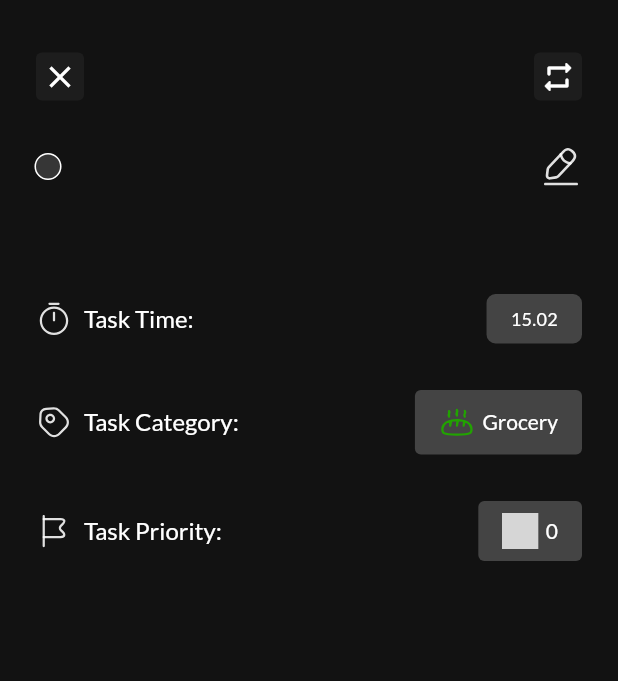
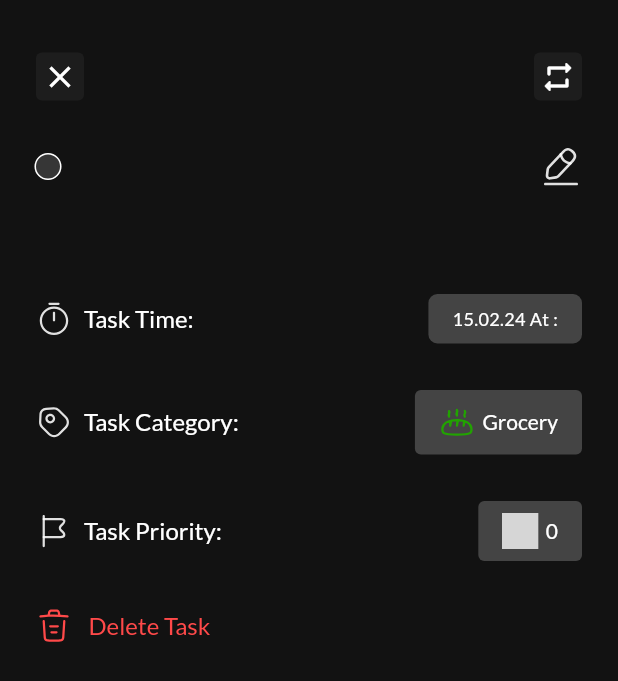
Before and after one commit to vomnmi/todo_application_flutter, a Flutter app: the EditTask screen opened directly with empty values, on a phone screen of 412 x 824 dp. Shown: the top 681 px of the screen. Run offline on Flutter 3.47's test engine with Material 3 defaults, Android fonts, the phone set to English and light mode, and no system bars; our stand-ins replace dots_indicator, flutter_mobx, flutter_svg, freezed_annotation, gap, google_fonts and 2 more; missing offline and left inert: day_night_time_picker; generated files the repository leaves out were written again; grey boxes are pictures that could not be loaded.

Commit message:
bug fixes

```diff
--- a/lib/screens/edit_task.dart
+++ b/lib/screens/edit_task.dart
@@ -104,21 +104,30 @@ class _EditTaskState extends State<EditTask> {
                 ),
               ),
               const Gap(21),
-              Column(
+              Expanded(
+                child: Column(
                   crossAxisAlignment: CrossAxisAlignment.start,
-                mainAxisSize: MainAxisSize.min,
                   children: [
-                  Text(
+                    Row(
+                      children: [
+                        Flexible(
+                          child: Text(
                             widget.taskModel.title,
+                            overflow: TextOverflow.ellipsis,
+                            maxLines: 2,
                             style: context.theme.headlineMedium,
                           ),
-                  const Gap(10),
+                        ),
+                      ],
+                    ),
+                    if (widget.taskModel.description != null)
                       Text(
                         widget.taskModel.description!,
                         style: context.theme.headlineSmall
                             .copyWith(color: AppColors.grey),
+                      ).paddingOnly(top: 10),
+                  ],
                 ),
-                ],
               ),
               const Spacer(),
               SvgPicture.asset(
@@ -147,10 +156,8 @@ class _EditTaskState extends State<EditTask> {
                 ),
                 child: Text(
                   widget.taskModel.getIsToday
-                      ? 'Today At ${widget.taskModel.time!.hour} : ${widget.taskModel.time!.minute}'
-                      : DateFormat('dd.MM').format(
-                          widget.taskModel.date!.toLocal(),
-                        ),
+                      ? 'Today At ${widget.taskModel.time!.hour}:${widget.taskModel.time!.minute}'
+                      : '${DateFormat('dd.MM.yy').format(widget.taskModel.date!.toLocal())} At ${widget.taskModel.time!.hour}:${widget.taskModel.time!.minute}',
                   style: context.theme.bodyMedium.copyWith(
                     color: AppColors.white,
                   ),
@@ -195,6 +202,21 @@ class _EditTaskState extends State<EditTask> {
               ),
             ],
           ),
+          const Gap(31),
+          GestureDetector(
+            onTap: () {},
+            child: Row(
+              children: [
+                SvgPicture.asset('assets/icons/trash.svg'),
+                const Gap(11),
+                Text(
+                  'Delete Task',
+                  style: context.theme.headlineSmall
+                      .copyWith(color: AppColors.deleteTaskButton),
+                ),
+              ],
+            ),
+          ),
         ],
       ).paddingOnly(left: 24, right: 24, top: 35),
     );
--- a/lib/screens/home_screen/home_empty_screen.dart
+++ b/lib/screens/home_screen/home_empty_screen.dart
@@ -156,8 +156,7 @@ class _EmptyHomeScreenState extends State<EmptyHomeScreen> {
               ],
             ).paddingOnly(top: 15, left: 20, right: 20),
             const Gap(70),
-            SizedBox(
-              height: 330,
+            Expanded(
               child: Observer(
                 builder: (context) {
                   if (state.tasks.isNotEmpty) {
--- a/lib/themes/app_colors.dart
+++ b/lib/themes/app_colors.dart
@@ -17,6 +17,7 @@ class AppColors {
   static const bottomNavBar = Color(0xff363636);
   static const blackBackground = Color(0xff121212);
   static const editTaskButton = Color(0xff1d1d1d);
+  static const deleteTaskButton = Color.fromARGB(255, 255, 73, 73);
 
   // Category Colors
   static const groceryColor = Color(0xffCCFF80);
--- a/lib/widgets/priority_on_taskCard.dart
+++ b/lib/widgets/priority_on_taskCard.dart
@@ -16,7 +16,7 @@ class PriorityOnTaskCard extends StatelessWidget {
     super.key,
     required this.priorityModel,
     this.backgroundColor,
-    this.padding = const EdgeInsets.symmetric(horizontal: 8, vertical: 7.5),
+    this.padding = const EdgeInsets.symmetric(horizontal: 6, vertical: 6.5),
     this.showBorder = true,
   });
 
```
Also changed, not shown: lib/store/home_state/home_state.dart (+4 -4 lines), lib/widgets/task_card.dart (+18 -9 lines), assets/icons/trash.svg (added). Lines whose indentation alone changed are shown as unchanged.
